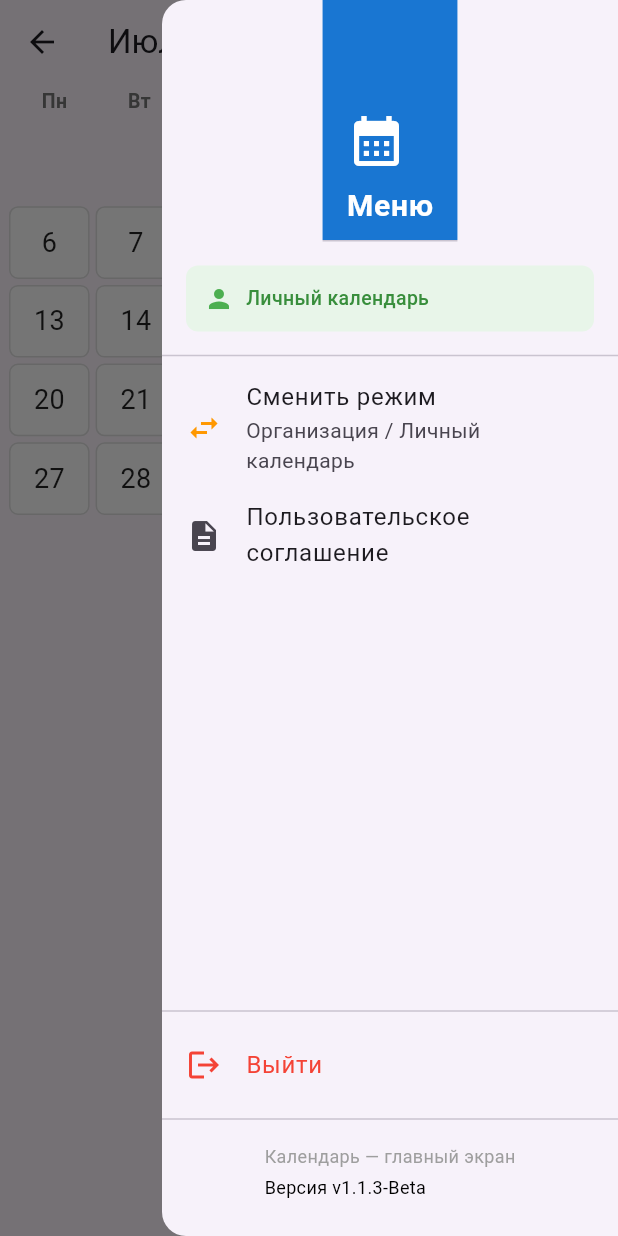
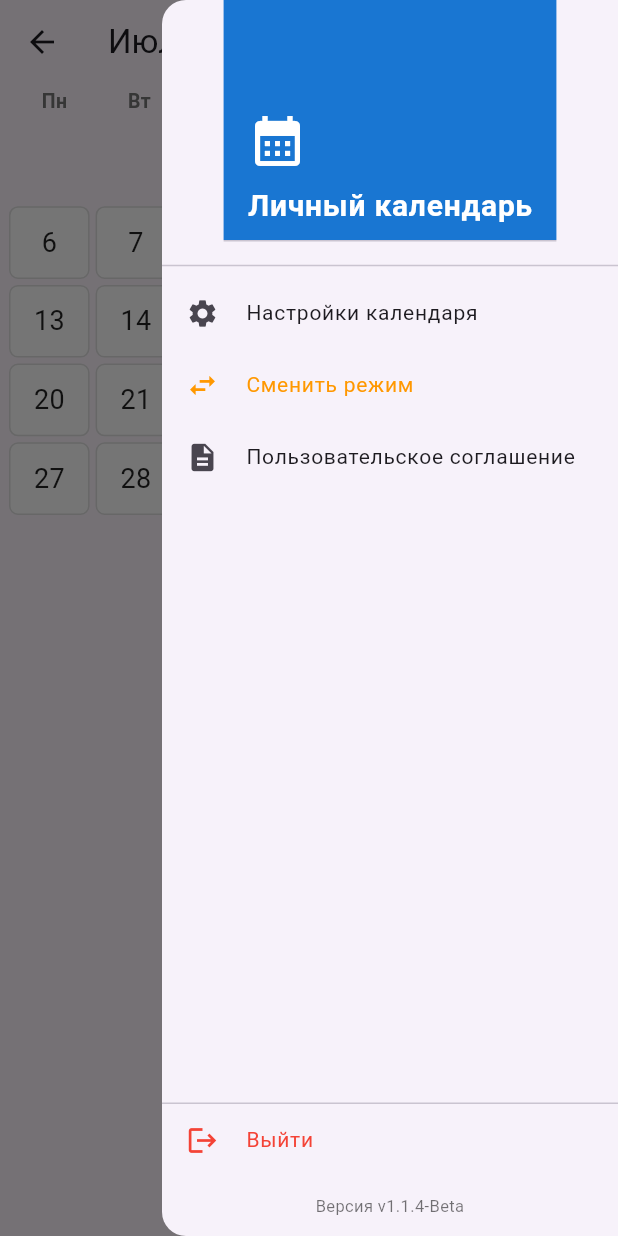
Before and after one commit to BOGZOERT/new-systems-intercession, a Flutter app: the CalendarScreen screen opened directly, with the side drawer open, on a phone screen of 412 x 824 dp. Run offline on Flutter 3.47's test engine with Material 3 defaults, Android fonts, the phone set to English and light mode, and no system bars; our stand-ins replace cloud_firestore, data_table_2, firebase_auth, firebase_core, image_picker; accounts and stored records are empty.

Commit message:
update 1.1.4

```diff
--- a/lib/screens/calendar_screen.dart
+++ b/lib/screens/calendar_screen.dart
@@ -8,6 +8,7 @@ import '../widgets/user_avatar.dart';
 import 'add_user_screen.dart';
 import 'all_users_screen.dart';
 import 'choice_screen.dart';
+import 'calendar_settings_screen.dart';
 import 'day_table_screen.dart';
 import 'dev_screen.dart';
 import 'manage_schedule_screen.dart';
@@ -304,7 +305,17 @@ class _CalendarScreenState extends State<CalendarScreen> {
         ],
       ),
       endDrawer: _buildDrawer(context, role, appUser),
-      body: RefreshIndicator(
+      body: GestureDetector(
+        onHorizontalDragEnd: (details) {
+          if (details.primaryVelocity != null) {
+            if (details.primaryVelocity! < 0) {
+              _nextMonth();
+            } else if (details.primaryVelocity! > 0) {
+              _prevMonth();
+            }
+          }
+        },
+        child: RefreshIndicator(
           onRefresh: _loadSchedule,
           child: Column(
             children: [
@@ -444,6 +455,7 @@ class _CalendarScreenState extends State<CalendarScreen> {
             ],
           ),
         ),
+      ),
       floatingActionButton: _multiSelectMode
           ? null
           : Row(
@@ -465,150 +477,106 @@ class _CalendarScreenState extends State<CalendarScreen> {
         children: [
           DrawerHeader(
             decoration: BoxDecoration(color: Colors.blue.shade700),
-            child: const Column(
+            child: Column(
               mainAxisAlignment: MainAxisAlignment.end,
               crossAxisAlignment: CrossAxisAlignment.start,
               children: [
                 Icon(Icons.calendar_month, color: Colors.white, size: 40),
-                SizedBox(height: 8),
-                Text('Меню', style: TextStyle(color: Colors.white, fontSize: 20, fontWeight: FontWeight.bold)),
+                const SizedBox(height: 8),
+                Text(
+                  isOrganization ? 'Режим организации' : 'Личный календарь',
+                  style: const TextStyle(color: Colors.white, fontSize: 20, fontWeight: FontWeight.bold),
+                ),
               ],
             ),
           ),
 
-          Padding(
-            padding: const EdgeInsets.symmetric(horizontal: 16, vertical: 8),
-            child: Container(
-              padding: const EdgeInsets.all(12),
-              decoration: BoxDecoration(
-                color: isOrganization ? Colors.blue.shade50 : Colors.green.shade50,
-                borderRadius: BorderRadius.circular(8),
-              ),
-              child: Row(
+          Expanded(
+            child: ListView(
+              padding: EdgeInsets.zero,
               children: [
-                  Icon(
-                    isOrganization ? Icons.business : Icons.person,
-                    color: isOrganization ? Colors.blue : Colors.green,
-                    size: 20,
-                  ),
-                  const SizedBox(width: 8),
-                  Expanded(
-                    child: Text(
-                      isOrganization ? 'Режим организации' : 'Личный календарь',
-                      style: TextStyle(
-                        fontSize: 13,
-                        color: isOrganization ? Colors.blue.shade700 : Colors.green.shade700,
-                        fontWeight: FontWeight.w500,
-                      ),
-                    ),
-                  ),
-                ],
-              ),
-            ),
-          ),
+                if (isOrganization)
+                  _drawerItem(Icons.people, 'Все сотрудники', () {
+                    Navigator.pop(context);
+                    Navigator.push(context, MaterialPageRoute(builder: (_) => const AllUsersScreen()));
+                  }),
+
+                if (isOrganization && (role == AppRole.admin || role == AppRole.developer))
+                  _drawerItem(Icons.person_add, 'Добавить пользователя', () {
+                    Navigator.pop(context);
+                    Navigator.push(context, MaterialPageRoute(builder: (_) => const AddUserScreen()));
+                  }),
+
+                if (isOrganization)
+                  _drawerItem(Icons.summarize, 'Итоги месяца', () {
+                    Navigator.pop(context);
+                    Navigator.push(context, MaterialPageRoute(builder: (_) => const MonthSummaryScreen()));
+                  }),
+
+                if (isOrganization)
+                  _drawerItem(Icons.swap_horiz, 'Замены', () {
+                    Navigator.pop(context);
+                    Navigator.push(context, MaterialPageRoute(builder: (_) => const SwapsScreen()));
+                  }),
+
+                if (isOrganization && role == AppRole.developer)
+                  _drawerItem(Icons.build, 'Инструменты разработчика', () {
+                    Navigator.pop(context);
+                    Navigator.push(context, MaterialPageRoute(builder: (_) => const DevScreen()));
+                  }, color: Colors.red),
+
                 const Divider(),
 
-          if (isOrganization)
-            ListTile(
-              leading: const Icon(Icons.people),
-              title: const Text('Все сотрудники'),
-              onTap: () {
+                _drawerItem(Icons.settings, 'Настройки календаря', () {
                   Navigator.pop(context);
-                Navigator.push(context, MaterialPageRoute(builder: (_) => const AllUsersScreen()));
-              },
-            ),
+                  Navigator.push(context, MaterialPageRoute(builder: (_) => const CalendarSettingsScreen()));
+                }),
 
-          if (isOrganization && (role == AppRole.admin || role == AppRole.developer))
-            ListTile(
-              leading: const Icon(Icons.person_add),
-              title: const Text('Добавить пользователя'),
-              onTap: () {
-                Navigator.pop(context);
-                Navigator.push(context, MaterialPageRoute(builder: (_) => const AddUserScreen()));
-              },
-            ),
-
-          if (isOrganization)
-            ListTile(
-              leading: const Icon(Icons.summarize),
-              title: const Text('Итоги месяца'),
-              onTap: () {
-                Navigator.pop(context);
-                Navigator.push(context, MaterialPageRoute(builder: (_) => const MonthSummaryScreen()));
-              },
-            ),
-
-          if (isOrganization)
-            ListTile(
-              leading: const Icon(Icons.swap_horiz),
-              title: const Text('Замены'),
-              onTap: () {
-                Navigator.pop(context);
-                Navigator.push(context, MaterialPageRoute(builder: (_) => const SwapsScreen()));
-              },
-            ),
-
-          if (isOrganization && role == AppRole.developer)
-            ListTile(
-              leading: const Icon(Icons.build, color: Colors.red),
-              title: const Text('Инструменты разработчика'),
-              onTap: () {
-                Navigator.pop(context);
-                Navigator.push(context, MaterialPageRoute(builder: (_) => const DevScreen()));
-              },
-            ),
-
-          ListTile(
-            leading: const Icon(Icons.swap_horiz, color: Colors.orange),
-            title: const Text('Сменить режим'),
-            subtitle: const Text('Организация / Личный календарь'),
-            onTap: () {
+                _drawerItem(Icons.swap_horiz, 'Сменить режим', () {
                   Navigator.pop(context);
                   Navigator.pushReplacement(
                     context,
                     MaterialPageRoute(builder: (_) => const ChoiceScreen()),
                   );
-            },
+                }, color: Colors.orange),
+
+                _drawerItem(Icons.description, 'Пользовательское соглашение', () {
+                  Navigator.pop(context);
+                  Navigator.push(context, MaterialPageRoute(builder: (_) => const PrivacyPolicyScreen()));
+                }),
+              ],
+            ),
           ),
 
-          ListTile(
-            leading: const Icon(Icons.description),
-            title: const Text('Пользовательское соглашение'),
-            onTap: () {
-              Navigator.pop(context);
-              Navigator.push(context, MaterialPageRoute(builder: (_) => const PrivacyPolicyScreen()));
-            },
-          ),
-
-          const Spacer(),
-          const Divider(),
-          ListTile(
-            leading: const Icon(Icons.logout, color: Colors.red),
-            title: const Text('Выйти', style: TextStyle(color: Colors.red)),
-            onTap: () async {
+          const Divider(height: 1),
+          _drawerItem(Icons.logout, 'Выйти', () async {
             Navigator.pop(context);
             final authProvider = context.read<AuthProvider>();
             await authProvider.logout();
             if (context.mounted) {
               Navigator.pushReplacementNamed(context, '/');
             }
-            },
-          ),
-          const Divider(),
+          }, color: Colors.red),
+
           Padding(
-            padding: const EdgeInsets.symmetric(horizontal: 16, vertical: 8),
-            child: Column(
-              crossAxisAlignment: CrossAxisAlignment.start,
-              children: [
-                const Text('Календарь — главный экран', style: TextStyle(color: Colors.grey, fontSize: 12)),
-                const SizedBox(height: 4),
-                Text('Версия ${VersionService.versionString}', style: const TextStyle(color: Colors.black, fontSize: 12)),
-              ],
+            padding: const EdgeInsets.all(12),
+            child: Text(
+              'Версия ${VersionService.versionString}',
+              style: const TextStyle(color: Colors.black54, fontSize: 11),
+              textAlign: TextAlign.center,
             ),
           ),
-          const SizedBox(height: 16),
         ],
       ),
     );
   }
+
+  Widget _drawerItem(IconData icon, String title, VoidCallback onTap, {Color? color}) {
+    return ListTile(
+      dense: true,
+      leading: Icon(icon, color: color, size: 22),
+      title: Text(title, style: TextStyle(fontSize: 14, color: color)),
+      onTap: onTap,
+    );
   }
+}
--- a/lib/services/version_service.dart
+++ b/lib/services/version_service.dart
@@ -1,6 +1,6 @@
 class VersionService {
   /// Версия приложения. Менять здесь при каждом релизе.
-  static const String version = '1.1.3-Beta';
+  static const String version = '1.1.4-Beta';
 
   static String get versionString => 'v$version';
 }
```
Also changed, not shown: lib/screens/calendar_settings_screen.dart (added, +79 -0 lines). Lines whose indentation alone changed are shown as unchanged.
